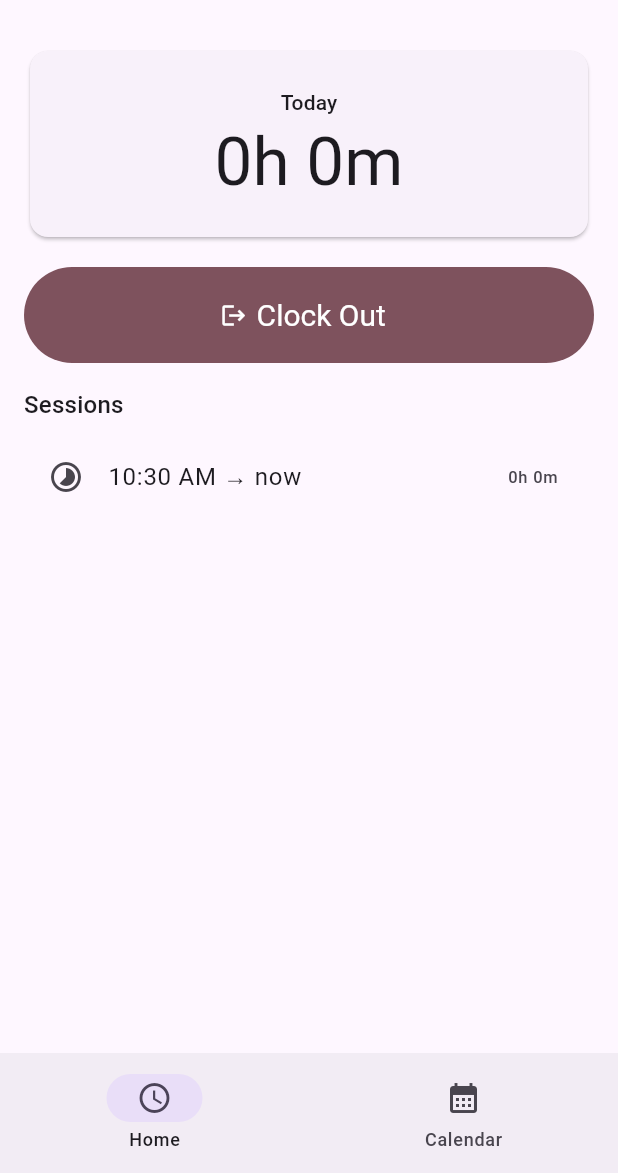
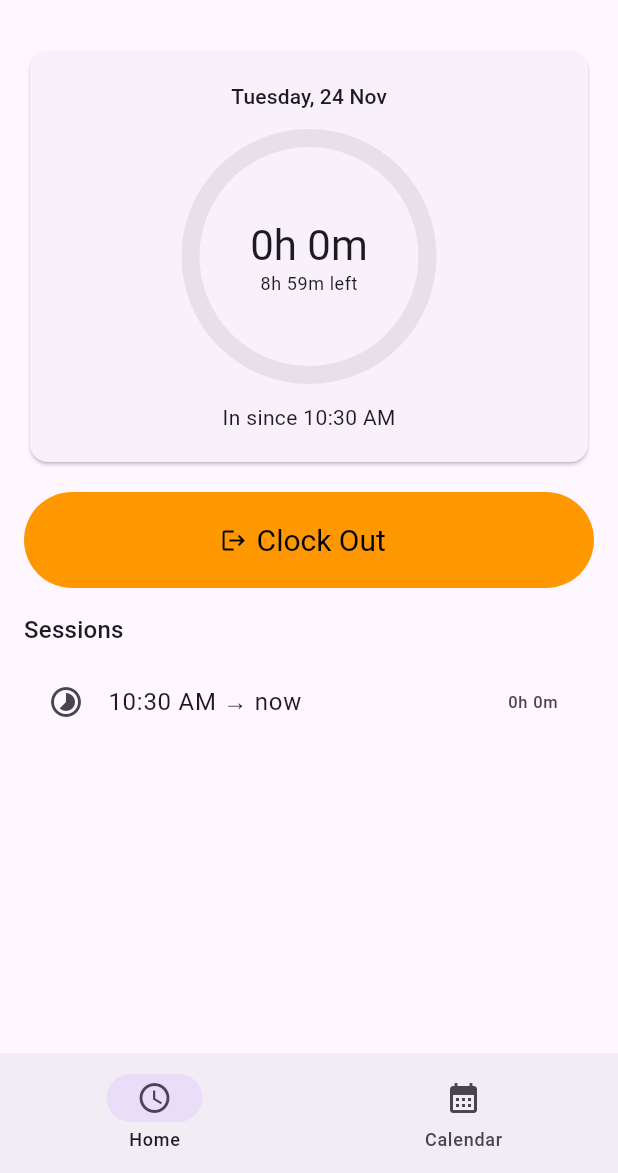
Before and after one commit to Sourish-Kanna/InOut, a Flutter app: the screen it shows after launch, after a tap on "Clock In", on a phone screen of 412 x 824 dp, the part 63-1236 px from its top. Run offline on Flutter 3.47's test engine with Material 3 defaults, Android fonts, the phone set to English and light mode, and no system bars; drawn by our look-alikes of percent_indicator; our stand-ins replace csv, drift, drift_flutter, flutter_calendar_carousel, flutter_riverpod, material_ui; accounts and stored records are empty; generated files the repository leaves out were written again; statements that could not run were skipped.

Commit message:
add dark theme support and daily progress indicator

```diff
--- a/lib/main.dart
+++ b/lib/main.dart
@@ -8,13 +8,23 @@ void main() => runApp(const ProviderScope(child: InOutApp()));
 class InOutApp extends StatelessWidget {
   const InOutApp({super.key});
 
+  static const _seed = Colors.deepPurple;
+  static const _orange = Color(0xFFFF9800);
+
+  ColorScheme _scheme(Brightness b) => ColorScheme.fromSeed(
+    seedColor: _seed,
+    brightness: b,
+    secondary: _orange,
+    onSecondary: Colors.black, // dark text stays readable on orange
+  );
+
   @override
   Widget build(BuildContext context) {
     return MaterialApp(
       title: 'InOut',
-      theme: ThemeData(
-        colorScheme: ColorScheme.fromSeed(seedColor: Colors.deepPurple),
-      ),
+      theme: ThemeData(colorScheme: _scheme(Brightness.light)),
+      darkTheme: ThemeData(colorScheme: _scheme(Brightness.dark)),
+      themeMode: ThemeMode.system,
       home: const AppShell(),
     );
   }
--- a/lib/screens/calendar_screen.dart
+++ b/lib/screens/calendar_screen.dart
@@ -23,14 +23,61 @@ class _CalendarScreenState extends ConsumerState<CalendarScreen> {
   static bool _sameDay(DateTime a, DateTime b) =>
       a.year == b.year && a.month == b.month && a.day == b.day;
 
-  (Color bg, Color fg)? _colors(DayStatus s) => switch (s) {
-    DayStatus.met => (Colors.green.shade200, Colors.green.shade900),
-    DayStatus.partial => (Colors.amber.shade200, Colors.amber.shade900),
-    DayStatus.short => (Colors.red.shade200, Colors.red.shade900),
-    DayStatus.missed => (Colors.red.shade50, Colors.red.shade300),
-    DayStatus.inProgress => (Colors.blue.shade200, Colors.blue.shade900),
+  /// (background, text) per status, tuned for light and dark.
+  (Color, Color)? _palette(DayStatus s, bool dark) => switch (s) {
+    DayStatus.met =>
+      dark
+          ? (Colors.green.shade800, Colors.green.shade50)
+          : (Colors.green.shade200, Colors.green.shade900),
+    DayStatus.partial =>
+      dark
+          ? (Colors.amber.shade800, Colors.amber.shade50)
+          : (Colors.amber.shade200, Colors.amber.shade900),
+    DayStatus.short =>
+      dark
+          ? (Colors.red.shade800, Colors.red.shade50)
+          : (Colors.red.shade200, Colors.red.shade900),
+    DayStatus.missed =>
+      dark
+          ? (Colors.red.shade900.withValues(alpha: 0.35), Colors.red.shade200)
+          : (Colors.red.shade50, Colors.red.shade400),
+    DayStatus.inProgress =>
+      dark
+          ? (Colors.blue.shade800, Colors.blue.shade50)
+          : (Colors.blue.shade200, Colors.blue.shade900),
     DayStatus.none => null,
   };
+
+  Widget _legendChip(Color c, String label) => Row(
+    mainAxisSize: MainAxisSize.min,
+    children: [
+      Container(
+        width: 14,
+        height: 14,
+        decoration: BoxDecoration(
+          color: c,
+          borderRadius: BorderRadius.circular(4),
+        ),
+      ),
+      const SizedBox(width: 4),
+      Text(label, style: Theme.of(context).textTheme.labelSmall),
+    ],
+  );
+
+  Widget _legend(bool dark) => Padding(
+    padding: const EdgeInsets.symmetric(horizontal: 16, vertical: 4),
+    child: Wrap(
+      spacing: 12,
+      runSpacing: 6,
+      children: [
+        _legendChip(_palette(DayStatus.met, dark)!.$1, '9h+'),
+        _legendChip(_palette(DayStatus.partial, dark)!.$1, '6-9h'),
+        _legendChip(_palette(DayStatus.short, dark)!.$1, 'under 6h'),
+        _legendChip(_palette(DayStatus.missed, dark)!.$1, 'missed'),
+        _legendChip(_palette(DayStatus.inProgress, dark)!.$1, 'in progress'),
+      ],
+    ),
+  );
 
   @override
   Widget build(BuildContext context) {
@@ -49,59 +96,25 @@ class _CalendarScreenState extends ConsumerState<CalendarScreen> {
     final daySessions = sessions
         .where((s) => _sameDay(s.clockIn, _selected))
         .toList();
+
     final scheme = Theme.of(context).colorScheme;
-
-    Widget cell(DateTime date) {
-      final k = _key(date);
-      final total = totals[k] ?? Duration.zero;
-      final status = dayStatus(
-        day: k,
-        total: total,
-        now: now,
-        inProgress: openDays.contains(k),
-      );
-      final c = _colors(status);
-      final isWeekend = k.weekday >= DateTime.saturday;
-      final fg =
-          c?.$2 ?? (isWeekend ? scheme.onSurfaceVariant : scheme.onSurface);
-      final selected = _sameDay(k, _selected);
-      final today = _sameDay(k, now);
-
-      return Container(
-        margin: const EdgeInsets.all(2),
-        decoration: BoxDecoration(
-          color: c?.$1,
-          borderRadius: BorderRadius.circular(10),
-          border: selected
-              ? Border.all(color: scheme.primary, width: 2)
-              : today
-              ? Border.all(color: scheme.outline)
-              : null,
-        ),
-        child: FittedBox(
-          fit: BoxFit.scaleDown,
-          child: Column(
-            mainAxisSize: MainAxisSize.min,
-            children: [
-              Text(
-                '${k.day}',
-                style: TextStyle(color: fg, fontWeight: FontWeight.w600),
-              ),
-              if (total > Duration.zero)
-                Text(
-                  formatHm(total),
-                  style: TextStyle(color: fg, fontSize: 10),
-                ),
-            ],
-          ),
-        ),
-      );
-    }
+    final dark = Theme.of(context).brightness == Brightness.dark;
+    final cellShape = RoundedRectangleBorder(
+      borderRadius: BorderRadius.circular(12),
+    );
 
     return Scaffold(
       appBar: AppBar(
         title: const Text('Calendar'),
         actions: [
+          IconButton(
+            icon: const Icon(Icons.today),
+            tooltip: 'Today',
+            onPressed: () => setState(() {
+              _focused = DateTime.now();
+              _selected = DateTime.now();
+            }),
+          ),
           IconButton(
             icon: const Icon(Icons.download),
             tooltip: 'Export CSV',
@@ -130,17 +143,72 @@ class _CalendarScreenState extends ConsumerState<CalendarScreen> {
       body: ListView(
         children: [
           SizedBox(
-            height: 420,
-            child: CalendarCarousel<Object>.month(
+            height: 460,
+            child: CalendarCarousel<Duration>.month(
               selectedDate: _selected,
               focusedDate: _focused,
               firstDayOfWeek: CalendarWeekday.monday,
-              layout: const CalendarLayoutConfig(showOutsideDays: false),
-              // base selected fill off, the cell draws its own selection border
-              theme: const CalendarCarouselThemeData(
-                selected: CalendarDayStyle(backgroundColor: Colors.transparent),
+              header: const CalendarHeaderConfig(enableDatePicker: true),
+              layout: const CalendarLayoutConfig(
+                showOutsideDays: false,
+                dayAspectRatio: 0.8, // taller cells: number + hours
+                dayPadding: 2,
               ),
-              dayBuilder: (context, day) => cell(day.date),
+              theme: CalendarCarouselThemeData(
+                day: CalendarDayStyle(
+                  shape: cellShape,
+                  alignment: const Alignment(0, -0.35),
+                ),
+                weekend: CalendarDayStyle(
+                  textStyle: TextStyle(color: scheme.onSurfaceVariant),
+                ),
+                today: CalendarDayStyle(
+                  shape: cellShape,
+                  border: BorderSide(color: scheme.outline, width: 1.5),
+                ),
+                selected: CalendarDayStyle(
+                  shape: cellShape,
+                  border: BorderSide(color: scheme.primary, width: 2.5),
+                ),
+              ),
+              // hours per day, passed to the calendar as the day's "event"
+              eventsForDate: (date) {
+                final t = totals[_key(date)];
+                return (t == null || t == Duration.zero)
+                    ? const <Duration>[]
+                    : <Duration>[t];
+              },
+              markerBuilder: (context, day) => Align(
+                alignment: Alignment.bottomCenter,
+                child: Padding(
+                  padding: const EdgeInsets.only(bottom: 4),
+                  child: Text(
+                    formatHm(day.events.first),
+                    style: TextStyle(
+                      fontSize: 9,
+                      fontWeight: FontWeight.w600,
+                      color: day.style.textStyle?.color,
+                    ),
+                  ),
+                ),
+              ),
+              // status color per day
+              dayStyleResolver: (context, day) {
+                final k = _key(day.date);
+                final status = dayStatus(
+                  day: k,
+                  total: totals[k] ?? Duration.zero,
+                  now: now,
+                  inProgress: openDays.contains(k),
+                );
+                final c = _palette(status, dark);
+                if (c == null) return null;
+                return CalendarDayStyle(
+                  backgroundColor: c.$1,
+                  textStyle: (day.style.textStyle ?? const TextStyle())
+                      .copyWith(color: c.$2, fontWeight: FontWeight.w600),
+                );
+              },
               onDateSelected: (date, _) => setState(() {
                 _selected = date;
                 _focused = date;
@@ -148,6 +216,7 @@ class _CalendarScreenState extends ConsumerState<CalendarScreen> {
               onPageChanged: (anchor) => setState(() => _focused = anchor),
             ),
           ),
+          _legend(dark),
           Card(
             margin: const EdgeInsets.symmetric(horizontal: 16, vertical: 8),
             child: ListTile(
@@ -173,8 +242,6 @@ class _CalendarScreenState extends ConsumerState<CalendarScreen> {
           else
             for (final s in daySessions)
               ListTile(
-                onTap: () =>
-                    showSessionEditor(context, ref, day: s.clockIn, session: s),
                 leading: Icon(
                   s.clockOut == null
                       ? Icons.timelapse
@@ -184,6 +251,8 @@ class _CalendarScreenState extends ConsumerState<CalendarScreen> {
                   '${formatTime(s.clockIn)} → ${s.clockOut == null ? 'now' : formatTime(s.clockOut!)}',
                 ),
                 trailing: Text(formatHm(sessionDuration(s, now))),
+                onTap: () =>
+                    showSessionEditor(context, ref, day: s.clockIn, session: s),
               ),
           Padding(
             padding: const EdgeInsets.all(16),
--- a/lib/screens/home_screen.dart
+++ b/lib/screens/home_screen.dart
@@ -1,5 +1,7 @@
 import 'package:flutter_riverpod/flutter_riverpod.dart';
+import 'package:intl/intl.dart';
 import 'package:material_ui/material_ui.dart';
+import 'package:percent_indicator/percent_indicator.dart';
 
 import '../data/app_database.dart';
 import '../providers/providers.dart';
@@ -24,6 +26,11 @@ class HomeScreen extends ConsumerWidget {
     final staleOpen = open != null && open.clockIn.isBefore(todayStart);
     final scheme = Theme.of(context).colorScheme;
 
+    final progress = (total.inMinutes / dailyTarget.inMinutes)
+        .clamp(0.0, 1.0)
+        .toDouble();
+    final remaining = dailyTarget - total;
+
     return Scaffold(
       appBar: AppBar(title: const Text('InOut')),
       body: SafeArea(
@@ -46,18 +53,46 @@ class HomeScreen extends ConsumerWidget {
                 ),
               Card(
                 child: Padding(
-                  padding: const EdgeInsets.symmetric(vertical: 24),
+                  padding: const EdgeInsets.symmetric(vertical: 20),
                   child: Column(
                     children: [
                       Text(
-                        'Today',
+                        DateFormat('EEEE, d MMM').format(now),
                         style: Theme.of(context).textTheme.labelLarge,
                       ),
-                      const SizedBox(height: 4),
-                      Text(
-                        formatHm(total),
-                        style: Theme.of(context).textTheme.displayMedium,
+                      const SizedBox(height: 12),
+                      CircularPercentIndicator(
+                        radius: 85, // 170 px wide
+                        lineWidth: 12,
+                        percent: progress, // 0.0 to 1.0, already clamped
+                        animation: true,
+                        animateFromLastPercent: true,
+                        animationDuration: 600,
+                        circularStrokeCap: CircularStrokeCap.round,
+                        backgroundColor: scheme.surfaceContainerHighest,
+                        progressColor: progress >= 1
+                            ? Colors.green
+                            : scheme.secondary,
+                        center: Column(
+                          mainAxisSize: MainAxisSize.min,
+                          children: [
+                            Text(
+                              formatHm(total),
+                              style: Theme.of(context).textTheme.headlineMedium,
+                            ),
+                            Text(
+                              remaining > Duration.zero
+                                  ? '${formatHm(remaining)} left'
+                                  : 'Target met',
+                              style: Theme.of(context).textTheme.bodySmall,
+                            ),
+                          ],
+                        ),
                       ),
+                      if (open != null && !staleOpen) ...[
+                        const SizedBox(height: 12),
+                        Text('In since ${formatTime(open.clockIn)}'),
+                      ],
                     ],
                   ),
                 ),
@@ -88,8 +123,8 @@ class HomeScreen extends ConsumerWidget {
                 style: FilledButton.styleFrom(
                   minimumSize: const Size.fromHeight(64),
                   textStyle: const TextStyle(fontSize: 20),
-                  backgroundColor: isIn ? scheme.tertiary : scheme.primary,
-                  foregroundColor: isIn ? scheme.onTertiary : scheme.onPrimary,
+                  backgroundColor: isIn ? scheme.secondary : scheme.primary,
+                  foregroundColor: isIn ? scheme.onSecondary : scheme.onPrimary,
                 ),
               ),
               const SizedBox(height: 16),
@@ -107,12 +142,6 @@ class HomeScreen extends ConsumerWidget {
                               ? 'now'
                               : formatTime(s.clockOut!);
                           return ListTile(
-                            onTap: () => showSessionEditor(
-                              context,
-                              ref,
-                              day: s.clockIn,
-                              session: s,
-                            ),
                             leading: Icon(
                               s.clockOut == null
                                   ? Icons.timelapse
@@ -120,6 +149,12 @@ class HomeScreen extends ConsumerWidget {
                             ),
                             title: Text('${formatTime(s.clockIn)} → $out'),
                             trailing: Text(formatHm(sessionDuration(s, now))),
+                            onTap: () => showSessionEditor(
+                              context,
+                              ref,
+                              day: s.clockIn,
+                              session: s,
+                            ),
                           );
                         },
                       ),
--- a/pubspec.yaml
+++ b/pubspec.yaml
@@ -24,6 +24,8 @@ dependencies:
   flutter_calendar_carousel: ^4.0.1
   path_provider: ^2.1.6
   csv: ^8.0.0
+  percent_indicator: ^4.2.5
+
 dev_dependencies:
   flutter_test:
     sdk: flutter
```
Also changed, not shown: pubspec.lock.
